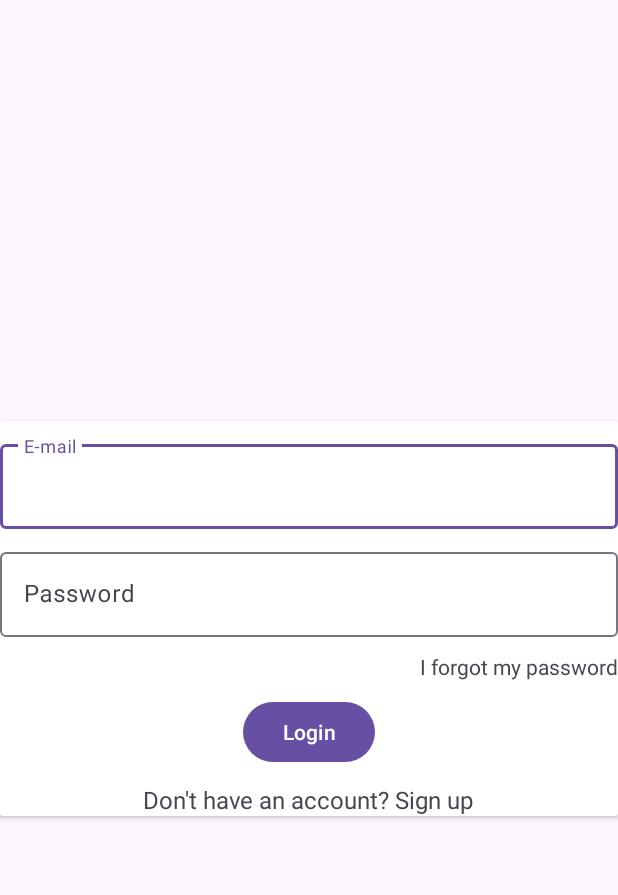
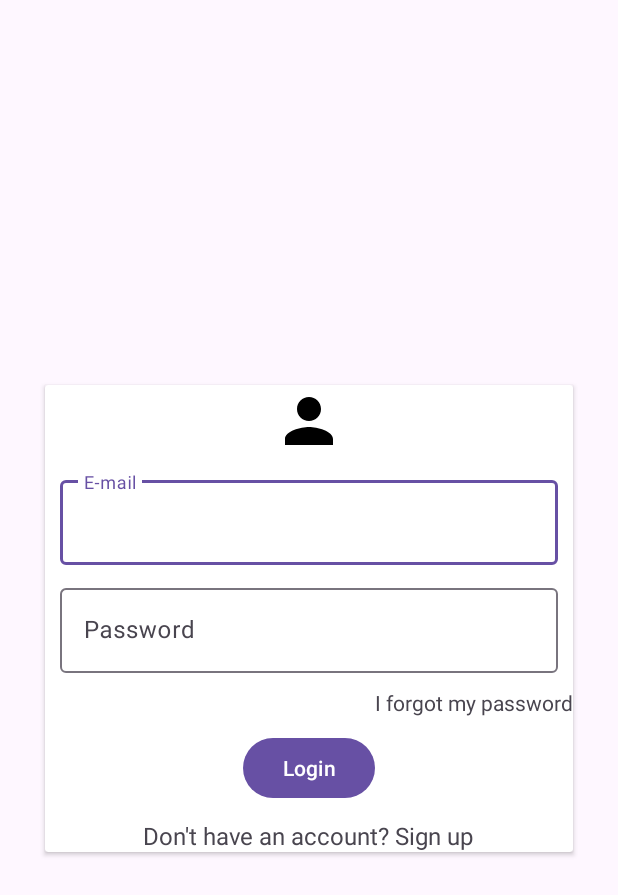
Before and after one commit to selmancevik98/Private_Social_App, an Android app: the LoginActivity screen opened directly, with no data from a screen before it, on a phone screen of 412 x 824 dp. Shown: the top 895 px of the screen. Run offline under Robolectric (Android 15) with nearby library versions, the phone set to English and light mode, and no system bars.

Commit message:
Development stage

```diff
--- a/app/src/main/java/com/hebun/private_social_app/LoginActivity.java
+++ b/app/src/main/java/com/hebun/private_social_app/LoginActivity.java
@@ -1,10 +1,13 @@
 package com.hebun.private_social_app;
 
 import android.os.Bundle;
+import android.view.View;
 import android.widget.Button;
+import android.widget.EditText;
 import android.widget.TextView;
 
 import androidx.activity.EdgeToEdge;
+import androidx.appcompat.app.AlertDialog;
 import androidx.appcompat.app.AppCompatActivity;
 import androidx.core.graphics.Insets;
 import androidx.core.view.ViewCompat;
@@ -27,7 +30,6 @@ public class LoginActivity extends AppCompatActivity {
             v.setPadding(systemBars.left, systemBars.top, systemBars.right, systemBars.bottom);
             return insets;
         });
-
         definitions();
     }
 
@@ -37,5 +39,27 @@ public class LoginActivity extends AppCompatActivity {
         login_forgot_password = findViewById(R.id.login_forgot_password);
         login_signup_redirect = findViewById(R.id.login_signup_redirect);
         login_btn = findViewById(R.id.login_btn);
+
+        login_forgot_password.setOnClickListener(new View.OnClickListener() {
+            @Override
+            public void onClick(View view) {
+                AlertDialog.Builder builder = new AlertDialog.Builder(view.getContext());
+                builder.setTitle("Forgot password");
+                builder.setMessage("Enter your registered e-mail address in the application. We will send a password reset link to your email address.");
+                EditText editText = new EditText(view.getContext());
+
+                editText.setHint("e-mail");
+
+
+                builder.create().show();
+            }
+        });
+
+        login_btn.setOnClickListener(new View.OnClickListener() {
+            @Override
+            public void onClick(View view) {
+
+            }
+        });
     }
 }
--- /dev/null
+++ b/app/src/main/res/drawable/person_icon.xml
@@ -0,0 +1,5 @@
+<vector xmlns:android="http://schemas.android.com/apk/res/android" android:height="24dp" android:tint="#000000" android:viewportHeight="24" android:viewportWidth="24" android:width="24dp">
+
+    <path android:fillColor="@android:color/white" android:pathData="M12,12c2.21,0 4,-1.79 4,-4s-1.79,-4 -4,-4 -4,1.79 -4,4 1.79,4 4,4zM12,14c-2.67,0 -8,1.34 -8,4v2h16v-2c0,-2.66 -5.33,-4 -8,-4z"/>
+
+</vector>
--- a/app/src/main/res/layout/activity_login.xml
+++ b/app/src/main/res/layout/activity_login.xml
@@ -10,6 +10,8 @@
     <androidx.cardview.widget.CardView
         android:layout_width="match_parent"
         android:layout_height="wrap_content"
+        android:layout_marginRight="30dp"
+        android:layout_marginLeft="30dp"
         app:layout_constraintBottom_toBottomOf="parent"
         app:layout_constraintEnd_toEndOf="parent"
         app:layout_constraintStart_toStartOf="parent"
@@ -20,11 +22,19 @@
             android:layout_height="match_parent"
             android:orientation="vertical">
 
+            <ImageView
+                android:layout_width="48dp"
+                android:layout_height="48dp"
+                android:src="@drawable/person_icon"
+                android:layout_gravity="center"/>
+
 
             <com.google.android.material.textfield.TextInputLayout
                 android:layout_width="match_parent"
                 android:hint="E-mail"
                 android:layout_marginTop="10dp"
+                android:layout_marginLeft="10dp"
+                android:layout_marginRight="10dp"
                 android:layout_height="wrap_content">
 
                 <com.google.android.material.textfield.TextInputEditText
@@ -39,6 +49,8 @@
                 android:layout_width="match_parent"
                 android:hint="Password"
                 android:layout_marginTop="10dp"
+                android:layout_marginLeft="10dp"
+                android:layout_marginRight="10dp"
                 android:layout_height="wrap_content">
 
                 <com.google.android.material.textfield.TextInputEditText
```
